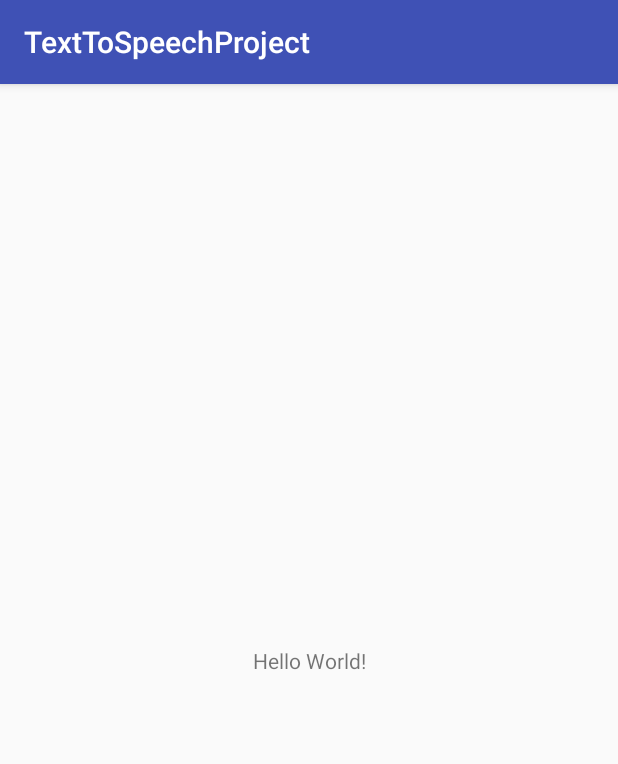
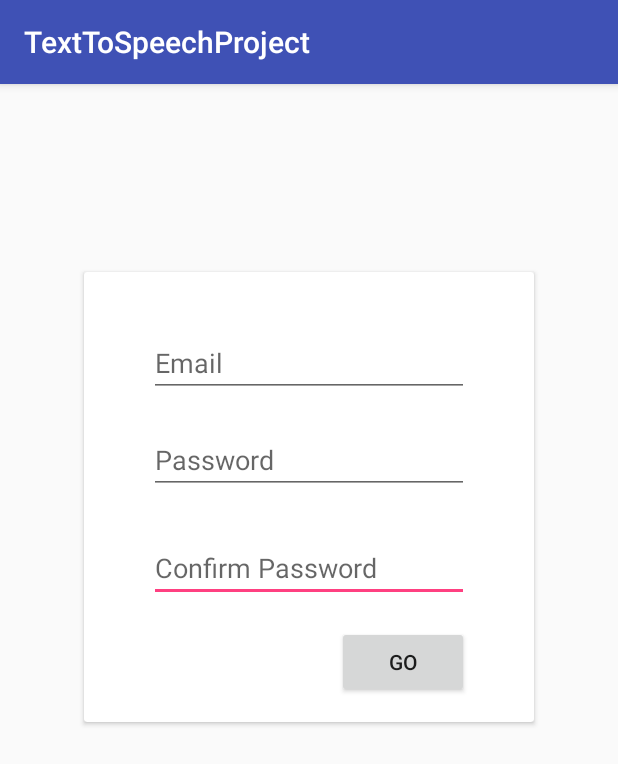
Before and after one commit to StephenWeber11/TextToSpeechProject, an Android app: the screen it shows after launch (MainActivity), on a phone screen of 412 x 824 dp. Shown: the top 764 px of the screen. Run offline under Robolectric (Android 15) with nearby library versions, the phone set to English and light mode, and no system bars; our stand-ins replace Firebase (no records; nobody signed in at launch, a user with empty details on screens opened directly).

Commit message:
Initial commit

```diff
--- a/app/build.gradle
+++ b/app/build.gradle
@@ -19,10 +19,17 @@ android {
 }
 
 dependencies {
-    implementation fileTree(dir: 'libs', include: ['*.jar'])
+    implementation fileTree(include: ['*.jar'], dir: 'libs')
     implementation 'com.android.support:appcompat-v7:26.1.0'
     implementation 'com.android.support.constraint:constraint-layout:1.0.2'
+    implementation 'com.google.firebase:firebase-auth:11.0.4'
+    implementation 'com.google.firebase:firebase-database:11.0.4'
     testImplementation 'junit:junit:4.12'
     androidTestImplementation 'com.android.support.test:runner:1.0.1'
     androidTestImplementation 'com.android.support.test.espresso:espresso-core:3.0.1'
+    implementation 'com.android.support:cardview-v7:27.0.2'
 }
+
+
+
+apply plugin: 'com.google.gms.google-services'
--- a/app/src/main/java/com/systemintegration/uncc/texttospeechproject/MainActivity.java
+++ b/app/src/main/java/com/systemintegration/uncc/texttospeechproject/MainActivity.java
@@ -1,13 +1,86 @@
 package com.systemintegration.uncc.texttospeechproject;
 
+import android.support.annotation.NonNull;
 import android.support.v7.app.AppCompatActivity;
 import android.os.Bundle;
+import android.util.Log;
+import android.view.View;
+import android.widget.Button;
+import android.widget.EditText;
+import android.widget.Toast;
+
+import com.google.android.gms.tasks.OnCompleteListener;
+import com.google.android.gms.tasks.Task;
+import com.google.firebase.auth.AuthResult;
+import com.google.firebase.auth.FirebaseAuth;
+import com.google.firebase.auth.FirebaseUser;
 
 public class MainActivity extends AppCompatActivity {
+
+    private FirebaseAuth auth;
+
+    EditText emailField;
+    EditText passwordField;
+    EditText passwordConfirmField;
+    Button register;
+
+    String email;
+    String passwordEntered;
+    String confirmPasswordEntered;
 
     @Override
     protected void onCreate(Bundle savedInstanceState) {
         super.onCreate(savedInstanceState);
         setContentView(R.layout.activity_main);
+        auth = FirebaseAuth.getInstance();
+
+        emailField = findViewById(R.id.emailField);
+        passwordField = findViewById(R.id.passwordField);
+        passwordConfirmField = findViewById(R.id.confirmPasswordField);
+
+        register = findViewById(R.id.signUpButton);
+        register.setOnClickListener(new View.OnClickListener() {
+            @Override
+            public void onClick(View v) {
+                email = emailField.getText().toString();
+                passwordEntered = passwordField.getText().toString();
+                confirmPasswordEntered = passwordConfirmField.getText().toString();
+
+//                if(isConnected()){
+//                    //Do store user info
+//                }
+            }
+        });
+
+//        auth.createUserWithEmailAndPassword(email, passwordEntered)
+//                .addOnCompleteListener(this, new OnCompleteListener<AuthResult>() {
+//                    @Override
+//                    public void onComplete(@NonNull Task<AuthResult> task) {
+//                        if (task.isSuccessful()) {
+//                            // Sign in success, update UI with the signed-in user's information
+//                            Log.d(TAG, "createUserWithEmail:success");
+//                            FirebaseUser user = auth.getCurrentUser();
+//                            updateUI(user);
+//                        } else {
+//                            // If sign in fails, display a message to the user.
+//                            Log.w(TAG, "createUserWithEmail:failure", task.getException());
+//                            Toast.makeText(EmailPasswordActivity.this, "Authentication failed.",
+//                                    Toast.LENGTH_SHORT).show();
+//                            updateUI(null);
+//                        }
+//
+//                        // ...
+//                    }
+//                });
+
+
+    }
+
+    @Override
+    protected void onStart() {
+        super.onStart();
+        // Check if user is signed in (non-null) and update UI accordingly.
+        FirebaseUser currentUser = auth.getCurrentUser();
+        //updateUI(currentUser);
     }
 }
--- a/app/src/main/res/layout/activity_main.xml
+++ b/app/src/main/res/layout/activity_main.xml
@@ -1,18 +1,82 @@
 <?xml version="1.0" encoding="utf-8"?>
-<android.support.constraint.ConstraintLayout xmlns:android="http://schemas.android.com/apk/res/android"
+<RelativeLayout xmlns:android="http://schemas.android.com/apk/res/android"
     xmlns:app="http://schemas.android.com/apk/res-auto"
     xmlns:tools="http://schemas.android.com/tools"
     android:layout_width="match_parent"
     android:layout_height="match_parent"
     tools:context="com.systemintegration.uncc.texttospeechproject.MainActivity">
 
-    <TextView
-        android:layout_width="wrap_content"
-        android:layout_height="wrap_content"
-        android:text="Hello World!"
+    <android.support.v7.widget.CardView
+        android:layout_width="300dp"
+        android:layout_height="300dp"
+        android:layout_alignParentTop="true"
+        android:layout_centerHorizontal="true"
+        android:layout_marginTop="125dp"
         app:layout_constraintBottom_toBottomOf="parent"
-        app:layout_constraintLeft_toLeftOf="parent"
-        app:layout_constraintRight_toRightOf="parent"
-        app:layout_constraintTop_toTopOf="parent" />
+        app:layout_constraintTop_toTopOf="parent"
+        app:layout_constraintVertical_bias="0.461"
+        tools:layout_editor_absoluteX="0dp">
 
-</android.support.constraint.ConstraintLayout>
+        <RelativeLayout
+            android:layout_width="match_parent"
+            android:layout_height="match_parent"
+            android:padding="16dp">
+
+            <EditText
+                android:id="@+id/confirmPasswordField"
+                android:layout_width="wrap_content"
+                android:layout_height="wrap_content"
+                android:layout_above="@+id/signUpButton"
+                android:layout_centerHorizontal="true"
+                android:layout_marginBottom="16dp"
+                android:ems="10"
+                android:hint="Confirm Password"
+                android:inputType="textPassword"
+                android:selectAllOnFocus="true"
+                app:layout_constraintBottom_toBottomOf="parent"
+                tools:layout_editor_absoluteX="85dp" />
+
+            <EditText
+                android:id="@+id/emailField"
+                android:layout_width="wrap_content"
+                android:layout_height="wrap_content"
+                android:layout_alignParentTop="true"
+                android:layout_alignStart="@+id/passwordField"
+                android:layout_marginTop="22dp"
+                android:ems="10"
+                android:hint="Email"
+                android:inputType="textPersonName"
+                android:selectAllOnFocus="true"
+                app:layout_constraintBottom_toTopOf="@+id/passwordField"
+                app:layout_constraintTop_toTopOf="parent"
+                app:layout_constraintVertical_bias="0.947"
+                tools:layout_editor_absoluteX="85dp" />
+
+            <EditText
+                android:id="@+id/passwordField"
+                android:layout_width="wrap_content"
+                android:layout_height="wrap_content"
+                android:layout_below="@+id/emailField"
+                android:layout_centerHorizontal="true"
+                android:layout_marginTop="19dp"
+                android:ems="10"
+                android:hint="Password"
+                android:inputType="textPassword"
+                android:selectAllOnFocus="true"
+                app:layout_constraintBottom_toBottomOf="parent"
+                tools:layout_editor_absoluteX="85dp" />
+
+            <Button
+                android:id="@+id/signUpButton"
+                android:layout_width="wrap_content"
+                android:layout_height="wrap_content"
+                android:layout_alignEnd="@+id/confirmPasswordField"
+                android:layout_alignParentBottom="true"
+                android:text="Go" />
+
+        </RelativeLayout>
+
+    </android.support.v7.widget.CardView>
+
+
+</RelativeLayout>
--- a/build.gradle
+++ b/build.gradle
@@ -12,6 +12,7 @@ buildscript {
 
         // NOTE: Do not place your application dependencies here; they belong
         // in the individual module build.gradle files
+        classpath 'com.google.gms:google-services:3.1.0'
     }
 }
 
```
Also changed, not shown: 1 other file.
